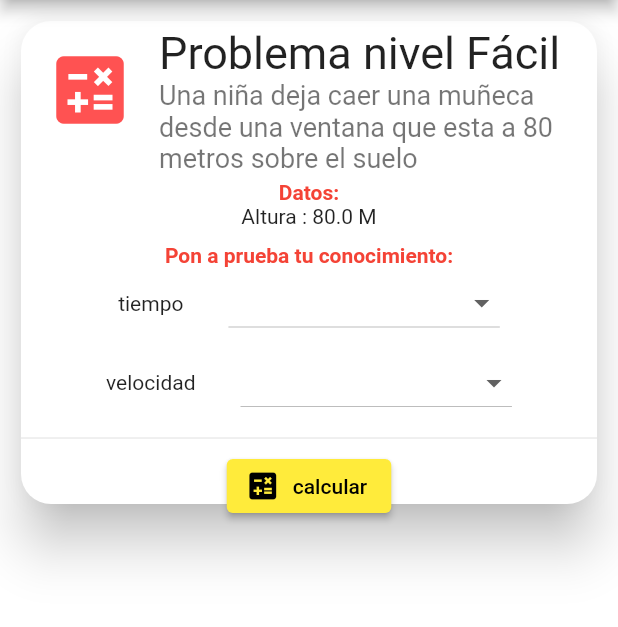
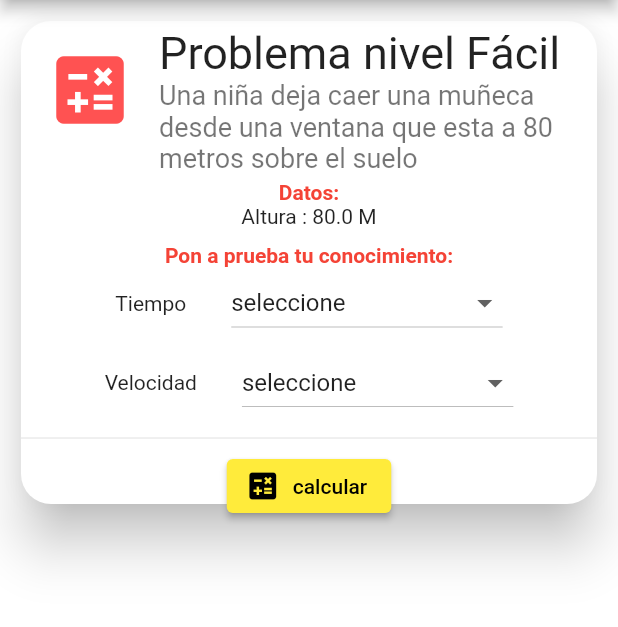
Before and after one commit to Cesar1997/fisica-app, a Flutter app: the screen it shows after launch, on a phone screen of 412 x 824 dp, the part 84-711 px from its top. Run offline on Flutter 3.47's test engine with Material 2 defaults, Android fonts, the phone set to English and light mode, and no system bars; our stand-ins replace equatable.

Commit message:
Insert calc select

```diff
--- a/lib/Models/Problem.dart
+++ b/lib/Models/Problem.dart
@@ -3,6 +3,8 @@
 //     final problem = problemFromJson(jsonString);
 
 import 'dart:convert';
+
+import 'package:equatable/equatable.dart';
 
 Problem problemFromJson(String str) => Problem.fromJson(json.decode(str));
 
@@ -24,16 +26,16 @@ class Problem {
     double time;
     double velocity;
     double initialVelocity;
-    List<String> valuesToCalculate;
+    List<ValuesToCalculate> valuesToCalculate;
     String level;
 
     factory Problem.fromJson(Map<String, dynamic> json) => Problem(
         problem: json["problem"],
-        height: json["height"],
-        time: json["time"],
-        velocity: json["velocity"],
-        initialVelocity: json["initialVelocity"],
-        valuesToCalculate: List<String>.from(json["valuesToCalculate"].map((x) => x)),
+        height: json["height"].toDouble(),
+        time: json["time"].toDouble(),
+        velocity: json["velocity"].toDouble(),
+        initialVelocity: json["initialVelocity"].toDouble(),
+        valuesToCalculate: List<ValuesToCalculate>.from(json["valuesToCalculate"].map((x) => ValuesToCalculate.fromJson(x))),
         level: json["level"],
     );
 
@@ -43,7 +45,51 @@ class Problem {
         "time": time,
         "velocity": velocity,
         "initialVelocity": initialVelocity,
-        "valuesToCalculate": List<dynamic>.from(valuesToCalculate.map((x) => x)),
+        "valuesToCalculate": List<dynamic>.from(valuesToCalculate.map((x) => x.toJson())),
         "level": level,
     };
 }
+
+class ValuesToCalculate {
+    ValuesToCalculate({
+        this.type,
+        this.selected,
+    });
+
+    String type;
+    Selected selected;
+
+    factory ValuesToCalculate.fromJson(Map<String, dynamic> json) => ValuesToCalculate(
+        type: json["type"],
+        selected: Selected.fromJson(json["selected"]),
+    );
+
+    Map<String, dynamic> toJson() => {
+        "type": type,
+        "selected": selected.toJson(),
+    };
+}
+
+class Selected extends Equatable {
+    Selected({
+        this.value,
+        this.isResponse,
+    });
+
+    String value;
+    bool isResponse;
+
+    factory Selected.fromJson(Map<String, dynamic> json) => Selected(
+        value: json["value"].toDouble(),
+        isResponse: json["isResponse"],
+    );
+
+    Map<String, dynamic> toJson() => {
+        "value": value,
+        "isResponse": isResponse,
+    };
+
+  @override
+  // TODO: implement props
+  List<Object> get props => [value,isResponse];
+}
--- a/lib/Services/ProblemsService.dart
+++ b/lib/Services/ProblemsService.dart
@@ -12,8 +12,12 @@ class ProblemsService {
           initialVelocity: 0,
           level: parseLevel("easy"),
           velocity: null,
-          time: 5,
-          valuesToCalculate: ["altura","velocidad"]
+          time: 5.3,
+          valuesToCalculate:
+          [
+            ValuesToCalculate(type: "height",selected: null),
+            ValuesToCalculate(type : "velocity",selected: null)
+          ]
         ),
         Problem(
           problem: "Una niña deja caer una muñeca desde una ventana que esta a 80 metros sobre el suelo",
@@ -22,7 +26,10 @@ class ProblemsService {
           level: parseLevel("easy"),
           velocity: null,
           time: null,
-          valuesToCalculate: ["tiempo","velocidad"]
+          valuesToCalculate: [
+            ValuesToCalculate(type : "time",selected: null),
+            ValuesToCalculate(type : "velocity",selected: null),
+          ]
         ),
       ];
   }
--- a/lib/calculations/FreeFall/CalcFreeFall.dart
+++ b/lib/calculations/FreeFall/CalcFreeFall.dart
@@ -28,40 +28,86 @@ class CalcFreeFall {
     return this.GRAVITY * this.calcTime();
   }
 
-  List<Map> createListForTimeWithValuesRandomAndValueThurt() {
-      final List<Map> listRandom = [];
+  List<Selected> createListForTimeWithValuesRandomAndValueThurt() {
+      final List<Selected> listRandom = [];
       double time =  this.calcTime();
-      listRandom.add({'value':time, 'isResponse' : false  });
+
+      listRandom.add(Selected(value: "seleccione",isResponse: false ));
+      listRandom.add(Selected(value: time.toString(),isResponse: true ));
       var rng = new Random();
       for(var i = 0; i< 3; i++) {
         final findRand = rng.nextDouble() * time;
-        listRandom.add({'value':findRand, 'isResponse' : false  });
+        listRandom.add( Selected(value: findRand.toString(),isResponse: false ) );
       }
+
+      Selected selected = this.problem.valuesToCalculate.firstWhere((element) => element.type == 'time').selected;
+      if(selected != null){
+        bool verifyExists = listRandom.where((element) => element.value == selected.value).isNotEmpty;
+
+        if(!verifyExists) {
+          Selected elementToRemove =  listRandom.firstWhere((element)  {
+              return !element.isResponse  && element.value != "seleccione";
+          });
+          listRandom.removeWhere((item) => item.value == elementToRemove.value);
+          listRandom.add(selected);
+        }
+      }
+
       return listRandom;
   }
 
-  List<Map> createListForVelocityWithValuesRandomAndValueThurt() {
-      final List<Map> listRandom = [];
+  List<Selected> createListForVelocityWithValuesRandomAndValueThurt() {
+      final List<Selected> listRandom = [];
       double time =  this.calcVelocity();
-      listRandom.add({'value':time, 'isResponse' : false  });
+      listRandom.add(Selected(value: "seleccione",isResponse: false ));
+      listRandom.add( Selected(value: time.toString(),isResponse: true ) );
       var rng = new Random();
       for(var i = 0; i< 3; i++) {
         final findRand = rng.nextDouble() * time;
-        listRandom.add({'value':findRand, 'isResponse' : false  });
+        listRandom.add( Selected(value: findRand.toString(),isResponse: false ) );
       }
+
+      Selected selected = this.problem.valuesToCalculate.firstWhere((element) => element.type == 'velocity').selected;
+
+      if(selected != null) {
+        bool verifyExists = listRandom.where((element) => element.value == selected.value).isNotEmpty;
+        if(!verifyExists) {
+          Selected elementToRemove =  listRandom.firstWhere((element)  {
+              return !element.isResponse  && element.value != "seleccione";
+          });
+          listRandom.removeWhere((item) => item.value == elementToRemove.value);
+          listRandom.add(selected);
+        }
+      }
+
       return listRandom;
+
   }
 
 
-  List<Map> createListForHeigthWithValuesRandomAndValueThurt() {
-      final List<Map> listRandom = [];
+  List<Selected> createListForHeigthWithValuesRandomAndValueThurt() {
+      final List<Selected> listRandom = [];
       double time =  this.calcHeight();
-      listRandom.add({'value':time, 'isResponse' : false  });
+      listRandom.add(Selected(value: "seleccione",isResponse: false ));
+      listRandom.add( Selected(value: time.toString(),isResponse: true ));
       var rng = new Random();
       for(var i = 0; i< 3; i++) {
         final findRand = rng.nextDouble() * time;
-        listRandom.add({'value':findRand, 'isResponse' : false  });
+        listRandom.add( Selected(value: findRand.toString(),isResponse: false ));
       }
+       Selected selected = this.problem.valuesToCalculate.firstWhere((element) => element.type == 'height').selected;
+       if(selected != null) {
+         bool verifyExists = listRandom.where((element) => element.value == selected.value).isNotEmpty;
+
+        if(!verifyExists) {
+          Selected elementToRemove =  listRandom.firstWhere((element)  {
+              return !element.isResponse  && element.value != "seleccione";
+          });
+          listRandom.removeWhere((item) => item.value == elementToRemove.value);
+          listRandom.add(selected);
+        }
+      }
+
       return listRandom;
   }
 
--- a/lib/home.dart
+++ b/lib/home.dart
@@ -1,3 +1,5 @@
+import 'dart:convert';
+
 import 'package:fisica_app/Models/Levels.dart';
 import 'package:fisica_app/Services/ProblemsService.dart';
 import 'package:fisica_app/calculations/FreeFall/CalcFreeFall.dart';
@@ -12,13 +14,30 @@ class HomePage extends StatefulWidget {
 }
 
 class _HomePageState extends State<HomePage> {
+  final _formKey = GlobalKey<FormState>();
+  Problem problem;
+
+
+  @override
+  void initState() {
+    super.initState();
+    this.asyncInitState();
+  }
+
+  void asyncInitState() async {
+    this.problem = await ProblemsService.getRandProblem(Levels.easy);
+    setState(() { });
+  }
   @override
   Widget build(BuildContext context) {
+
     return Scaffold(
       appBar: AppBar(
         title: Text('FisicaUmg'),
       ),
-      body: Column(
+      body: Form(
+        key: _formKey,
+        child: Column(
           children: [
             Container(
               width: 500,
@@ -29,22 +48,25 @@ class _HomePageState extends State<HomePage> {
                     borderRadius: BorderRadius.circular(20)),
                 color: Colors.white,
                 elevation: 15,
-              child: FutureBuilder(
+
+                child: /*FutureBuilder(
                   future: ProblemsService.getRandProblem(Levels.easy),
-                  builder:
-                      (BuildContext context, AsyncSnapshot<Problem> snapshot) {
-                    if (snapshot.hasData) {
+                  builder: (BuildContext context, AsyncSnapshot<Problem> snapshot) {
+                    if(!snapshot.hasData) {
+                      return CircularProgressIndicator();
+                    }
                     final data = snapshot.data;
-                      return Column(
+
+                    return */ this.problem.problem != "" ? Column(
                           mainAxisSize: MainAxisSize.min,
                           mainAxisAlignment: MainAxisAlignment.start,
                           children: [
                             ListTile(
                               leading: Icon(Icons.calculate,
                                   size: 60, color: Colors.redAccent),
-                            title: Text('Problema nivel ${data.level}',
+                              title: Text('Problema nivel ${this.problem.level}',
                                   style: TextStyle(fontSize: 30.0)),
-                            subtitle: Text(data.problem,
+                              subtitle: Text(this.problem.problem,
                                   style: TextStyle(fontSize: 18.0)),
                             ),
                             Text(
@@ -52,14 +74,14 @@ class _HomePageState extends State<HomePage> {
                               style: TextStyle(
                                   color: Colors.red, fontWeight: FontWeight.bold),
                             ),
-                          data.time != null
-                              ? Text('Tiempo : ${data.time} m/s')
+                            this.problem.time != null
+                                ? Text('Tiempo : ${this.problem.time} m/s')
                                 : Container(),
-                          data.height != null
-                              ? Text('Altura : ${data.height} M')
+                            this.problem.height != null
+                                ? Text('Altura : ${this.problem.height} M')
                                 : Container(),
-                          data.velocity != null
-                              ? Text('Velocidad final : ${data.velocity}')
+                            this.problem.velocity != null
+                                ? Text('Velocidad final : ${this.problem.velocity}')
                                 : Container(),
                             SizedBox(height: 10),
                             Text(
@@ -69,7 +91,7 @@ class _HomePageState extends State<HomePage> {
                             ),
                             Column(
                               mainAxisAlignment: MainAxisAlignment.center,
-                            children: this.createListProblemsForResolve(data),
+                              children: this.createListProblemsForResolve(),
                             ),
                             Divider(),
                             ElevatedButton.icon(
@@ -85,48 +107,78 @@ class _HomePageState extends State<HomePage> {
                                   style: TextStyle(color: Colors.black),
                                 ))
                           ],
-                      );
-                    } else {
-                      return CircularProgressIndicator();
-                    }
-                  }),
+                        ) : Text('Hell')
+                  //},
+                //),
               ),
             )
           ],
         ),
+      ),
     );
   }
 
-  List<Widget> createListProblemsForResolve(Problem problem) {
-    return problem.valuesToCalculate.map((e) {
-      final calcFreeFall = CalcFreeFall(problem);
+  void updateStateProblem(Selected selected,int index ){
 
-      return Container(
+    setState(() {
+      this.problem.valuesToCalculate[index].selected = selected;
+    });
+
+  }
+
+  List<Widget> createListProblemsForResolve() {
+    print(this.problem);
+
+    List<Widget> listProblems = [];
+    final calcFreeFall = CalcFreeFall(this.problem);
+
+    for (var i = 0; i < problem.valuesToCalculate.length; i++) {
+      final value = problem.valuesToCalculate[i];
+        List<Selected> listValuesRandom  = [];
+        String nameForCalculate = "";
+        switch(value.type) {
+          case "height" :
+              listValuesRandom = calcFreeFall.createListForTimeWithValuesRandomAndValueThurt();
+              nameForCalculate = "Altura";
+          break;
+          case "velocity":
+              listValuesRandom = calcFreeFall.createListForVelocityWithValuesRandomAndValueThurt();
+              nameForCalculate = "Velocidad";
+          break;
+          case "time" :
+              listValuesRandom = calcFreeFall.createListForTimeWithValuesRandomAndValueThurt();
+              nameForCalculate = "Tiempo";
+          break;
+        }
+
+        Selected valueSelected = this.problem.valuesToCalculate.where((element) => element.type == value.type).first.selected;
+        listProblems.add(
+          Container(
           margin: EdgeInsets.only(bottom: 5),
           child: Row(
             mainAxisAlignment: MainAxisAlignment.center,
             children: [
-            Text(e),
+              Text(nameForCalculate),
               SizedBox(
                 width: 30,
               ),
               DropdownButton(
-                onChanged: (Map newValue) {
-                  setState(() {});
+                  value:  valueSelected != null ? valueSelected :  listValuesRandom[0] ,
+                  onChanged: (Selected newValue) {
+                      this.updateStateProblem(newValue, i);
                   },
-                items: calcFreeFall.createListForTimeWithValuesRandomAndValueThurt()
-                    .map<DropdownMenuItem<Map>>((Map item) {
-
-                  return DropdownMenuItem<Map>(
+                  items: listValuesRandom.map<DropdownMenuItem<Selected>>((Selected item) {
+                            return DropdownMenuItem<Selected>(
                               value: item,
-                    child: Text(item['value'].toString()),
+                              child: Text(item.value.toString()),
                             );
-                }).toList())
+                        }).toList()
+              )
             ],
           ),
-      );
-      //return DropdownButton(items: items)
-    }).toList();
-    //TODO : Add logic here list and dropdown
+        ));
+
+    }
+      return listProblems;
   }
 }
--- a/pubspec.yaml
+++ b/pubspec.yaml
@@ -28,6 +28,7 @@ dependencies:
   # The following adds the Cupertino Icons font to your application.
   # Use with the CupertinoIcons class for iOS style icons.
   cupertino_icons: ^1.0.2
+  equatable: ^2.0.2
 
 dev_dependencies:
   flutter_test:
```
Also changed, not shown: lib/widgets/DropdownWidget.dart (added, +104 -0 lines), pubspec.lock. Lines whose indentation alone changed are shown as unchanged.
